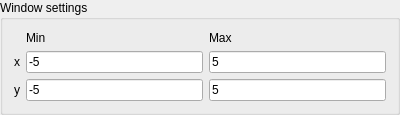
Qt form WindowSettings.ui (goffrie/grapher) before a commit.
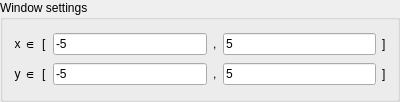
The same form after that commit.

Commit message: use consistent notation

Diff of the .ui file:
```diff
--- a/WindowSettings.ui
+++ b/WindowSettings.ui
@@ -23,31 +23,17 @@
    <string>Window settings</string>
   </property>
   <layout class="QGridLayout" name="gridLayout">
-   <item row="0" column="1">
-    <widget class="QLabel" name="label_4">
-     <property name="text">
-      <string>Min</string>
-     </property>
-    </widget>
-   </item>
-   <item row="0" column="2">
-    <widget class="QLabel" name="label_5">
-     <property name="text">
-      <string>Max</string>
-     </property>
-    </widget>
-   </item>
-   <item row="1" column="0">
+   <item row="0" column="0">
     <widget class="QLabel" name="label">
      <property name="text">
-      <string>x</string>
+      <string>x ∈</string>
      </property>
      <property name="alignment">
       <set>Qt::AlignRight|Qt::AlignTrailing|Qt::AlignVCenter</set>
      </property>
     </widget>
    </item>
-   <item row="1" column="1">
+   <item row="0" column="2">
     <widget class="QLineEdit" name="xMin">
      <property name="inputMask">
       <string/>
@@ -57,37 +43,79 @@
      </property>
     </widget>
    </item>
-   <item row="1" column="2">
+   <item row="0" column="4">
     <widget class="QLineEdit" name="xMax">
      <property name="text">
       <string>5</string>
      </property>
     </widget>
    </item>
-   <item row="2" column="0">
+   <item row="1" column="0">
     <widget class="QLabel" name="label_2">
      <property name="text">
-      <string>y</string>
+      <string>y ∈</string>
      </property>
      <property name="alignment">
       <set>Qt::AlignRight|Qt::AlignTrailing|Qt::AlignVCenter</set>
      </property>
     </widget>
    </item>
-   <item row="2" column="1">
+   <item row="1" column="2">
     <widget class="QLineEdit" name="yMin">
      <property name="text">
       <string>-5</string>
      </property>
     </widget>
    </item>
-   <item row="2" column="2">
+   <item row="1" column="4">
     <widget class="QLineEdit" name="yMax">
      <property name="text">
       <string>5</string>
      </property>
     </widget>
    </item>
+   <item row="0" column="1">
+    <widget class="QLabel" name="label_3">
+     <property name="text">
+      <string>[</string>
+     </property>
+    </widget>
+   </item>
+   <item row="1" column="1">
+    <widget class="QLabel" name="label_6">
+     <property name="text">
+      <string>[</string>
+     </property>
+    </widget>
+   </item>
+   <item row="0" column="3">
+    <widget class="QLabel" name="label_7">
+     <property name="text">
+      <string>,</string>
+     </property>
+    </widget>
+   </item>
+   <item row="1" column="3">
+    <widget class="QLabel" name="label_8">
+     <property name="text">
+      <string>,</string>
+     </property>
+    </widget>
+   </item>
+   <item row="0" column="5">
+    <widget class="QLabel" name="label_9">
+     <property name="text">
+      <string>]</string>
+     </property>
+    </widget>
+   </item>
+   <item row="1" column="5">
+    <widget class="QLabel" name="label_10">
+     <property name="text">
+      <string>]</string>
+     </property>
+    </widget>
+   </item>
   </layout>
  </widget>
  <resources/>
```
